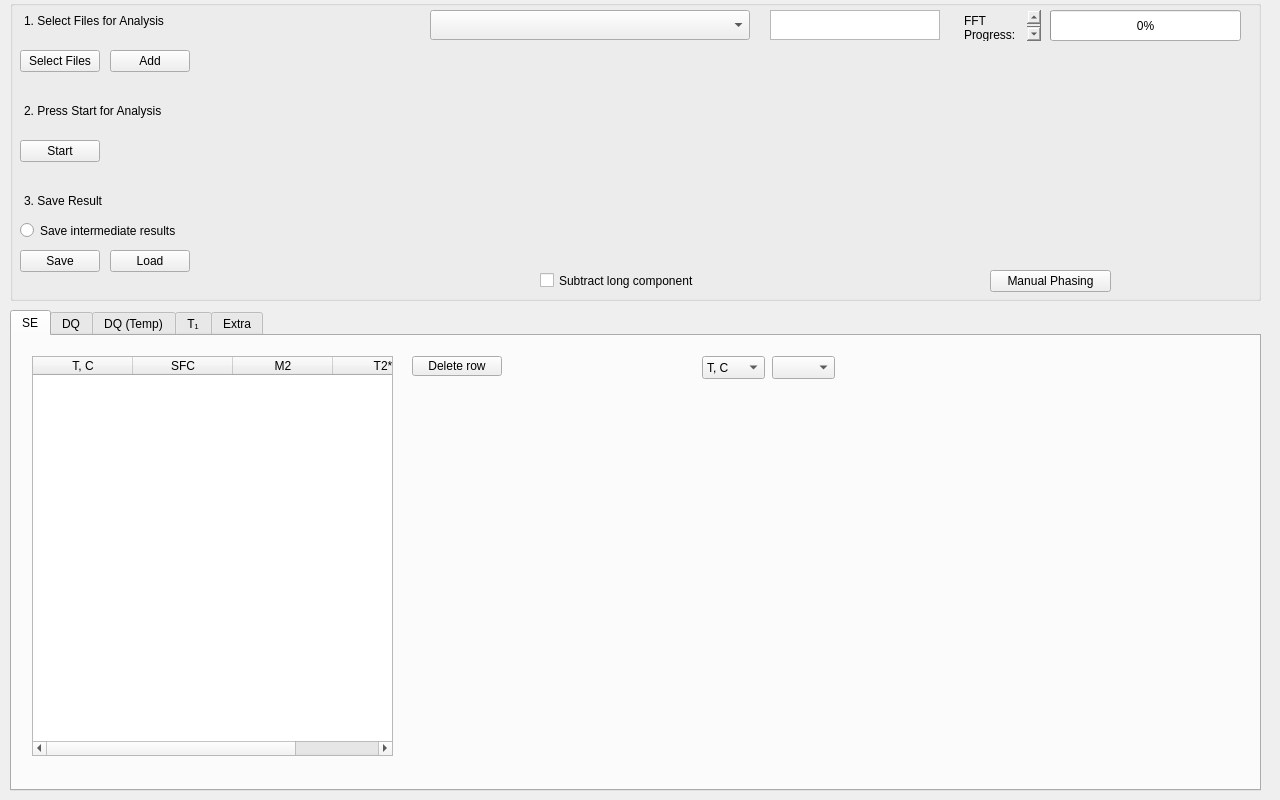
Qt form form.ui (timesama/M2-Approach) before a commit.
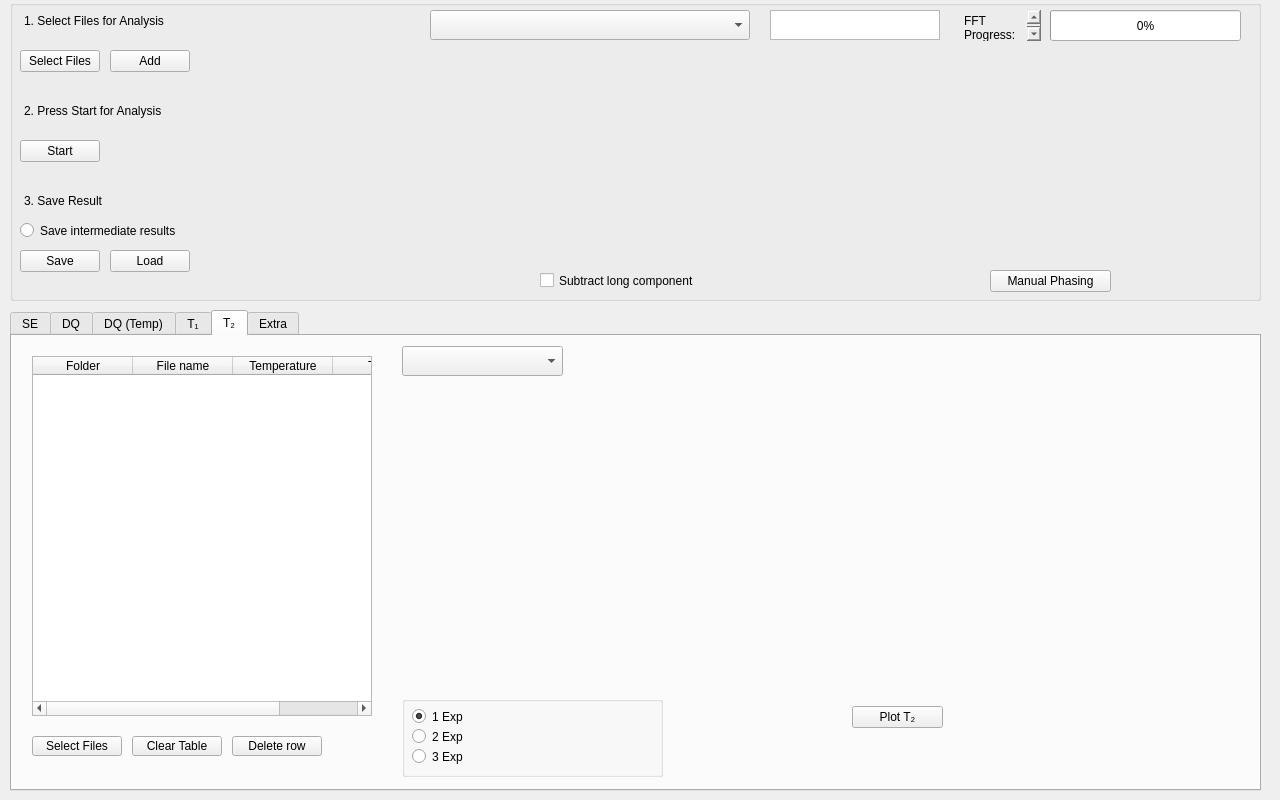
The same form after that commit. Icons and pictures are not drawn. Custom widgets are drawn as their Qt base class.

Commit message: T1 calculates - code refined

Patch:
```diff
--- a/form.ui
+++ b/form.ui
@@ -91,7 +91,7 @@
      </sizepolicy>
     </property>
     <property name="currentIndex">
-     <number>0</number>
+     <number>4</number>
     </property>
     <widget class="QWidget" name="tab_1">
      <attribute name="title">
@@ -1013,6 +1013,255 @@
       </property>
      </widget>
     </widget>
+    <widget class="QWidget" name="tab_4">
+     <attribute name="title">
+      <string>T₂</string>
+     </attribute>
+     <widget class="QPushButton" name="btn_ClearTable_3">
+      <property name="geometry">
+       <rect>
+        <x>120</x>
+        <y>400</y>
+        <width>90</width>
+        <height>20</height>
+       </rect>
+      </property>
+      <property name="text">
+       <string>Clear Table</string>
+      </property>
+     </widget>
+     <widget class="QComboBox" name="comboBox_7">
+      <property name="geometry">
+       <rect>
+        <x>390</x>
+        <y>10</y>
+        <width>161</width>
+        <height>30</height>
+       </rect>
+      </property>
+      <property name="placeholderText">
+       <string>Choose File for Analysis</string>
+      </property>
+     </widget>
+     <widget class="QTableWidget" name="table_T2">
+      <property name="geometry">
+       <rect>
+        <x>20</x>
+        <y>20</y>
+        <width>340</width>
+        <height>360</height>
+       </rect>
+      </property>
+      <property name="styleSheet">
+       <string notr="true"/>
+      </property>
+      <property name="editTriggers">
+       <set>QAbstractItemView::CurrentChanged</set>
+      </property>
+      <property name="alternatingRowColors">
+       <bool>true</bool>
+      </property>
+      <property name="selectionMode">
+       <enum>QAbstractItemView::ExtendedSelection</enum>
+      </property>
+      <property name="selectionBehavior">
+       <enum>QAbstractItemView::SelectRows</enum>
+      </property>
+      <property name="columnCount">
+       <number>4</number>
+      </property>
+      <column>
+       <property name="text">
+        <string>Folder</string>
+       </property>
+      </column>
+      <column>
+       <property name="text">
+        <string>File name</string>
+       </property>
+      </column>
+      <column>
+       <property name="text">
+        <string>Temperature</string>
+       </property>
+      </column>
+      <column>
+       <property name="text">
+        <string>T₂ (1)</string>
+       </property>
+      </column>
+     </widget>
+     <widget class="PlotWidget" name="T2_Widget_2" native="true">
+      <property name="geometry">
+       <rect>
+        <x>730</x>
+        <y>30</y>
+        <width>311</width>
+        <height>331</height>
+       </rect>
+      </property>
+      <property name="styleSheet">
+       <string notr="true"/>
+      </property>
+     </widget>
+     <widget class="QPushButton" name="btn_Plot_T2">
+      <property name="geometry">
+       <rect>
+        <x>840</x>
+        <y>370</y>
+        <width>91</width>
+        <height>22</height>
+       </rect>
+      </property>
+      <property name="text">
+       <string>Plot T₂</string>
+      </property>
+     </widget>
+     <widget class="QPushButton" name="btn_DeleteRow_2">
+      <property name="geometry">
+       <rect>
+        <x>220</x>
+        <y>400</y>
+        <width>90</width>
+        <height>20</height>
+       </rect>
+      </property>
+      <property name="text">
+       <string>Delete row</string>
+      </property>
+     </widget>
+     <widget class="QPushButton" name="btn_SelectFiles_T2">
+      <property name="geometry">
+       <rect>
+        <x>20</x>
+        <y>400</y>
+        <width>90</width>
+        <height>20</height>
+       </rect>
+      </property>
+      <property name="text">
+       <string>Select Files</string>
+      </property>
+     </widget>
+     <widget class="PlotWidget" name="T2_Widget_1" native="true">
+      <property name="geometry">
+       <rect>
+        <x>390</x>
+        <y>30</y>
+        <width>311</width>
+        <height>331</height>
+       </rect>
+      </property>
+      <property name="styleSheet">
+       <string notr="true"/>
+      </property>
+     </widget>
+     <widget class="QGroupBox" name="groupBox_equations_2">
+      <property name="geometry">
+       <rect>
+        <x>390</x>
+        <y>360</y>
+        <width>261</width>
+        <height>81</height>
+       </rect>
+      </property>
+      <property name="title">
+       <string/>
+      </property>
+      <widget class="QRadioButton" name="radioButton_4">
+       <property name="geometry">
+        <rect>
+         <x>10</x>
+         <y>10</y>
+         <width>83</width>
+         <height>21</height>
+        </rect>
+       </property>
+       <property name="text">
+        <string>1 Exp</string>
+       </property>
+       <property name="checked">
+        <bool>true</bool>
+       </property>
+      </widget>
+      <widget class="QRadioButton" name="radioButton_5">
+       <property name="geometry">
+        <rect>
+         <x>10</x>
+         <y>30</y>
+         <width>83</width>
+         <height>21</height>
+        </rect>
+       </property>
+       <property name="text">
+        <string>2 Exp</string>
+       </property>
+      </widget>
+      <widget class="QTextEdit" name="textEdit_T2">
+       <property name="geometry">
+        <rect>
+         <x>90</x>
+         <y>10</y>
+         <width>161</width>
+         <height>51</height>
+        </rect>
+       </property>
+       <property name="mouseTracking">
+        <bool>false</bool>
+       </property>
+       <property name="focusPolicy">
+        <enum>Qt::NoFocus</enum>
+       </property>
+       <property name="acceptDrops">
+        <bool>false</bool>
+       </property>
+       <property name="styleSheet">
+        <string notr="true">background: transparent</string>
+       </property>
+       <property name="frameShape">
+        <enum>QFrame::NoFrame</enum>
+       </property>
+       <property name="verticalScrollBarPolicy">
+        <enum>Qt::ScrollBarAlwaysOff</enum>
+       </property>
+       <property name="horizontalScrollBarPolicy">
+        <enum>Qt::ScrollBarAlwaysOff</enum>
+       </property>
+       <property name="sizeAdjustPolicy">
+        <enum>QAbstractScrollArea::AdjustToContents</enum>
+       </property>
+       <property name="undoRedoEnabled">
+        <bool>false</bool>
+       </property>
+       <property name="html">
+        <string>&lt;!DOCTYPE HTML PUBLIC &quot;-//W3C//DTD HTML 4.0//EN&quot; &quot;http://www.w3.org/TR/REC-html40/strict.dtd&quot;&gt;
+&lt;html&gt;&lt;head&gt;&lt;meta name=&quot;qrichtext&quot; content=&quot;1&quot; /&gt;&lt;meta charset=&quot;utf-8&quot; /&gt;&lt;style type=&quot;text/css&quot;&gt;
+p, li { white-space: pre-wrap; }
+hr { height: 1px; border-width: 0; }
+li.unchecked::marker { content: &quot;\2610&quot;; }
+li.checked::marker { content: &quot;\2612&quot;; }
+&lt;/style&gt;&lt;/head&gt;&lt;body style=&quot; font-family:'Segoe UI'; font-size:9pt; font-weight:400; font-style:normal;&quot;&gt;
+&lt;p style=&quot;-qt-paragraph-type:empty; margin-top:0px; margin-bottom:0px; margin-left:0px; margin-right:0px; -qt-block-indent:0; text-indent:0px;&quot;&gt;&lt;br /&gt;&lt;/p&gt;&lt;/body&gt;&lt;/html&gt;</string>
+       </property>
+       <property name="textInteractionFlags">
+        <set>Qt::NoTextInteraction</set>
+       </property>
+      </widget>
+      <widget class="QRadioButton" name="radioButton_6">
+       <property name="geometry">
+        <rect>
+         <x>10</x>
+         <y>50</y>
+         <width>83</width>
+         <height>21</height>
+        </rect>
+       </property>
+       <property name="text">
+        <string>3 Exp</string>
+       </property>
+      </widget>
+     </widget>
+    </widget>
     <widget class="QWidget" name="tab_last">
      <attribute name="title">
       <string>Extra</string>
```
The commit also changes 1 other file.
